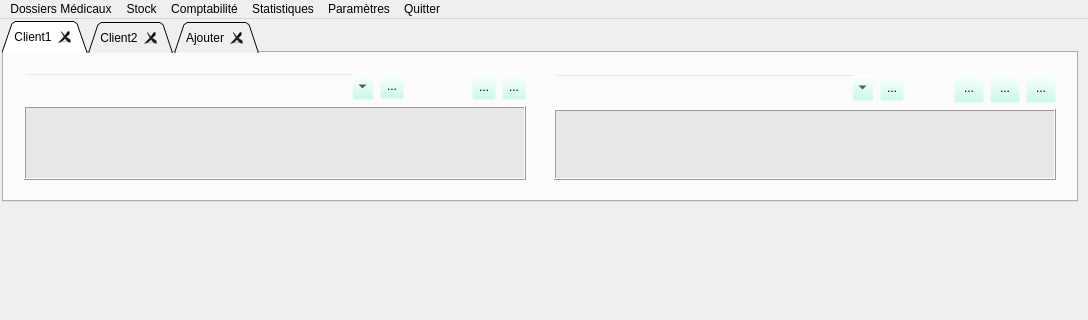
This is VetGUI/Form_openvet.ui in FrancoisBagaini/OpenVet0.2 as Qt 5 draws it before an edit; both pictures show x 0 to 1088 and y 0 to 320 of the 1088 by 679 pixel window. The edited form follows.
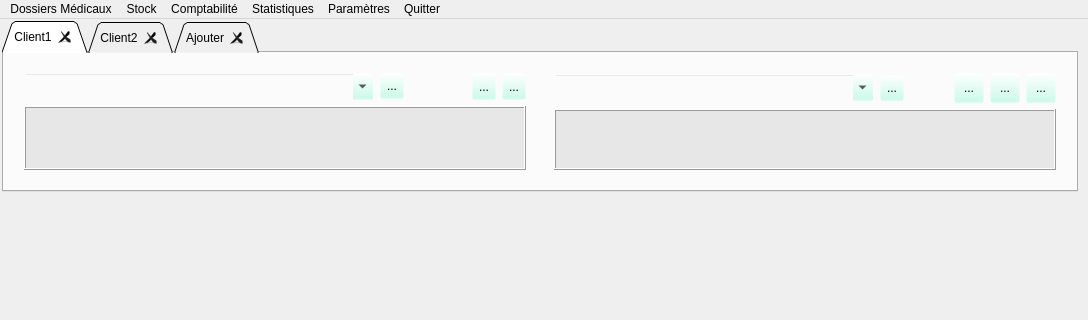
This is the edited form. Icons and pictures are not drawn. Custom widgets are drawn as their Qt base class.

```diff
--- a/VetGUI/Form_openvet.ui
+++ b/VetGUI/Form_openvet.ui
@@ -27,7 +27,7 @@
       <x>2</x>
       <y>2</y>
       <width>1076</width>
-      <height>181</height>
+      <height>171</height>
      </rect>
     </property>
     <property name="toolTip">
@@ -72,6 +72,12 @@
             <verstretch>0</verstretch>
            </sizepolicy>
           </property>
+          <property name="maximumSize">
+           <size>
+            <width>16777215</width>
+            <height>120</height>
+           </size>
+          </property>
           <property name="baseSize">
            <size>
             <width>520</width>
@@ -251,6 +257,12 @@
         </item>
         <item>
          <widget class="QFrame" name="frame_animal">
+          <property name="maximumSize">
+           <size>
+            <width>16777215</width>
+            <height>120</height>
+           </size>
+          </property>
           <property name="baseSize">
            <size>
             <width>520</width>
@@ -335,35 +347,6 @@
                  </property>
                 </spacer>
                </item>
-               <item>
-                <widget class="QToolButton" name="toolButton_Relance">
-                 <property name="minimumSize">
-                  <size>
-                   <width>30</width>
-                   <height>30</height>
-                  </size>
-                 </property>
-                 <property name="maximumSize">
-                  <size>
-                   <width>30</width>
-                   <height>30</height>
-                  </size>
-                 </property>
-                 <property name="text">
-                  <string>...</string>
-                 </property>
-                 <property name="icon">
-                  <iconset resource="resources.qrc">
-                   <normaloff>:/newPrefix/images/relance.png</normaloff>:/newPrefix/images/relance.png</iconset>
-                 </property>
-                 <property name="iconSize">
-                  <size>
-                   <width>36</width>
-                   <height>36</height>
-                  </size>
-                 </property>
-                </widget>
-               </item>
                <item>
                 <widget class="QToolButton" name="toolButton_Poids">
                  <property name="minimumSize">
@@ -396,6 +379,35 @@
                  </property>
                 </widget>
                </item>
+               <item>
+                <widget class="QToolButton" name="toolButton_Relance">
+                 <property name="minimumSize">
+                  <size>
+                   <width>30</width>
+                   <height>30</height>
+                  </size>
+                 </property>
+                 <property name="maximumSize">
+                  <size>
+                   <width>30</width>
+                   <height>30</height>
+                  </size>
+                 </property>
+                 <property name="text">
+                  <string>...</string>
+                 </property>
+                 <property name="icon">
+                  <iconset resource="resources.qrc">
+                   <normaloff>:/newPrefix/images/relance.png</normaloff>:/newPrefix/images/relance.png</iconset>
+                 </property>
+                 <property name="iconSize">
+                  <size>
+                   <width>36</width>
+                   <height>36</height>
+                  </size>
+                 </property>
+                </widget>
+               </item>
                <item>
                 <widget class="QToolButton" name="toolButton_scan2">
                  <property name="minimumSize">
```
